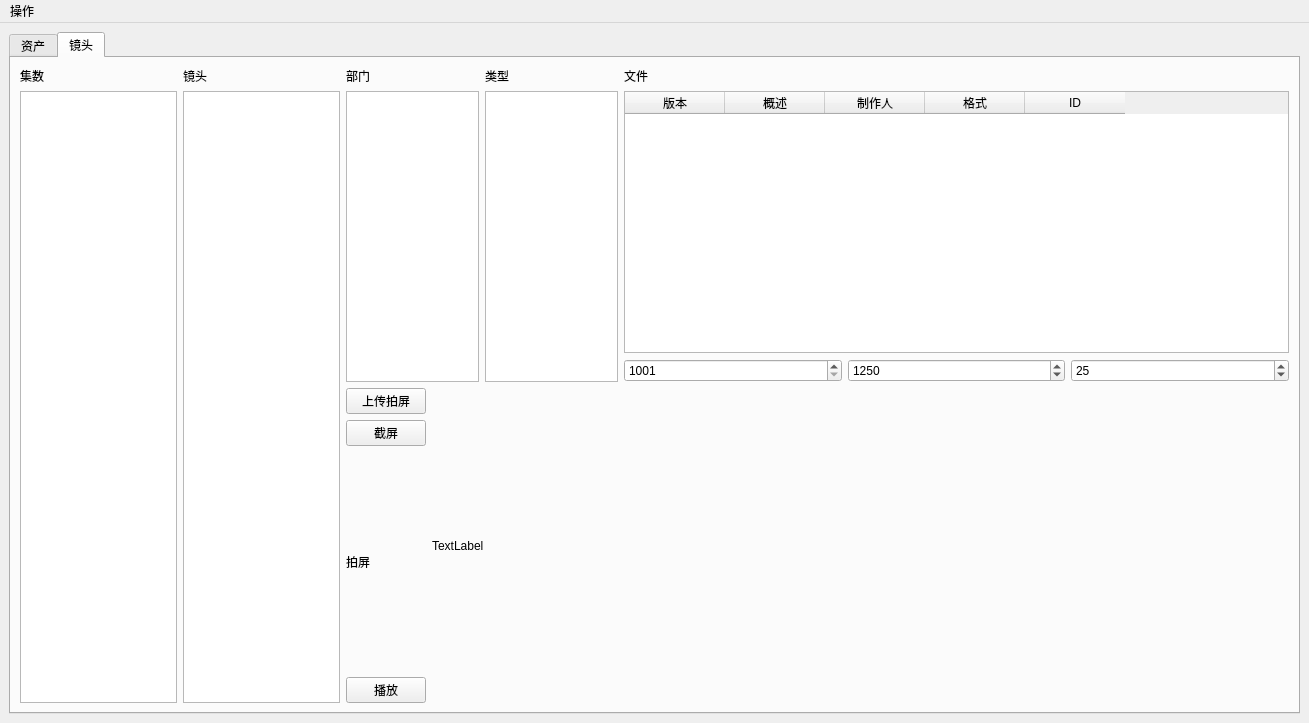
Qt form UiFile/ProjectBrowser.ui (uuiid/prjQ9-doodle) before a commit.
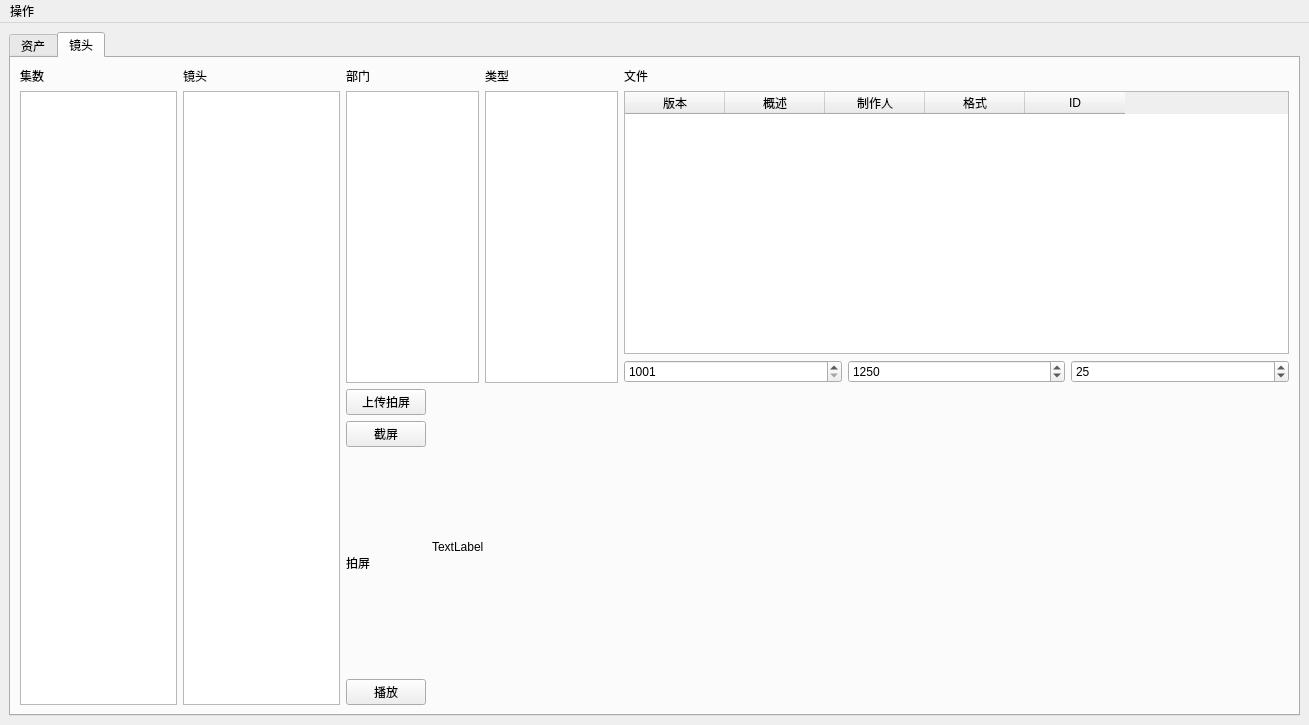
The same form after that commit.

The edit to the form file:
```diff
--- a/UiFile/ProjectBrowser.ui
+++ b/UiFile/ProjectBrowser.ui
@@ -7,7 +7,7 @@
     <x>0</x>
     <y>0</y>
     <width>1309</width>
-    <height>723</height>
+    <height>725</height>
    </rect>
   </property>
   <property name="windowTitle">
```
Left out of the diff: 8 changed lines with no effect on the pictures.
